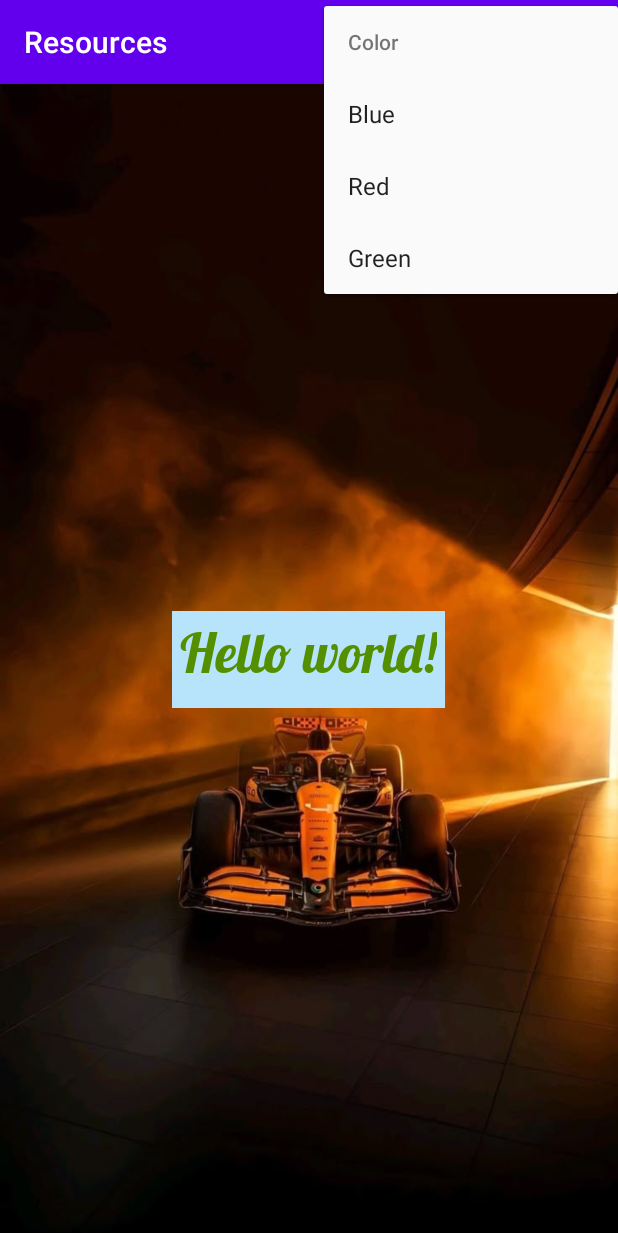
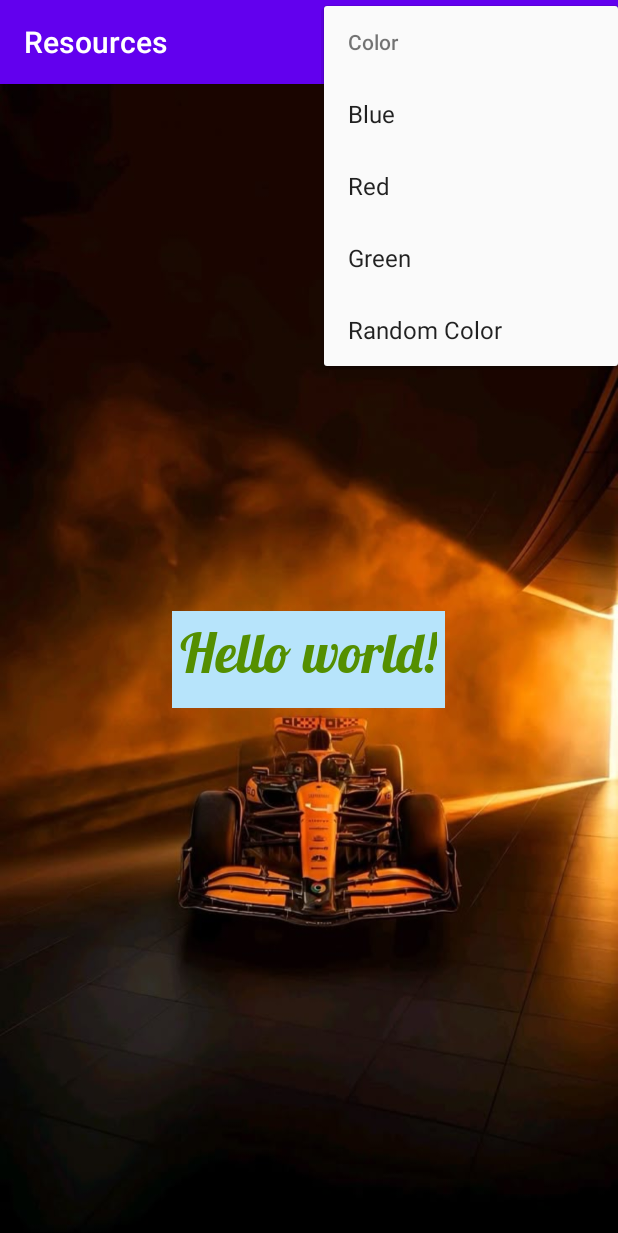
Before and after one commit to moxicom/temp_study_7sem, an Android app: the screen it shows after launch (MainActivity), in the options menu, after a tap on "Color", on a phone screen of 412 x 824 dp. Shown: the top 1233 px of the screen. Run offline under Robolectric (Android 15) with nearby library versions, the light colour scheme and no system bars.

Commit message:
mobile-l5: add random color button

```diff
--- a/mobile/l5/app/src/main/java/com/aemarkov/lab5/MainActivity.kt
+++ b/mobile/l5/app/src/main/java/com/aemarkov/lab5/MainActivity.kt
@@ -7,8 +7,18 @@ import android.view.MenuItem
 import android.widget.LinearLayout
 import androidx.appcompat.app.AppCompatActivity
 import androidx.core.content.ContextCompat
+import kotlin.random.Random
 
 class MainActivity : AppCompatActivity() {
+    private val colors = listOf(
+        R.color.red,
+        R.color.green,
+        R.color.blue,
+        R.color.colorPrimary,
+        R.color.colorPrimaryDark,
+        R.color.colorAccent
+    )
+
     override fun onCreate(savedInstanceState: Bundle?) {
         super.onCreate(savedInstanceState)
         setContentView(R.layout.activity_main)
@@ -35,6 +45,11 @@ class MainActivity : AppCompatActivity() {
                 myLayout.setBackgroundColor(ContextCompat.getColor(this, R.color.blue))
                 true
             }
+            R.id.random_color -> {
+                val randomColor = colors[Random.nextInt(colors.size)]
+                myLayout.setBackgroundColor(ContextCompat.getColor(this, randomColor))
+                true
+            }
             R.id.exit -> {
                 finish()
                 true
--- a/mobile/l5/app/src/main/res/menu/menu.xml
+++ b/mobile/l5/app/src/main/res/menu/menu.xml
@@ -9,6 +9,8 @@
                 android:title="@string/red"/>
             <item android:id="@+id/green"
                 android:title="@string/green"/>
+            <item android:id="@+id/random_color"
+                android:title="@string/random_color"/>
         </menu>
     </item>
     <item android:id="@+id/exit"
--- a/mobile/l5/app/src/main/res/values/strings.xml
+++ b/mobile/l5/app/src/main/res/values/strings.xml
@@ -7,4 +7,5 @@
     <string name="color">Color</string>
     <string name="exit">Exit</string>
     <string name="custom_font_demo">Custom Font</string>
+    <string name="random_color">Random Color</string>
 </resources>
```
